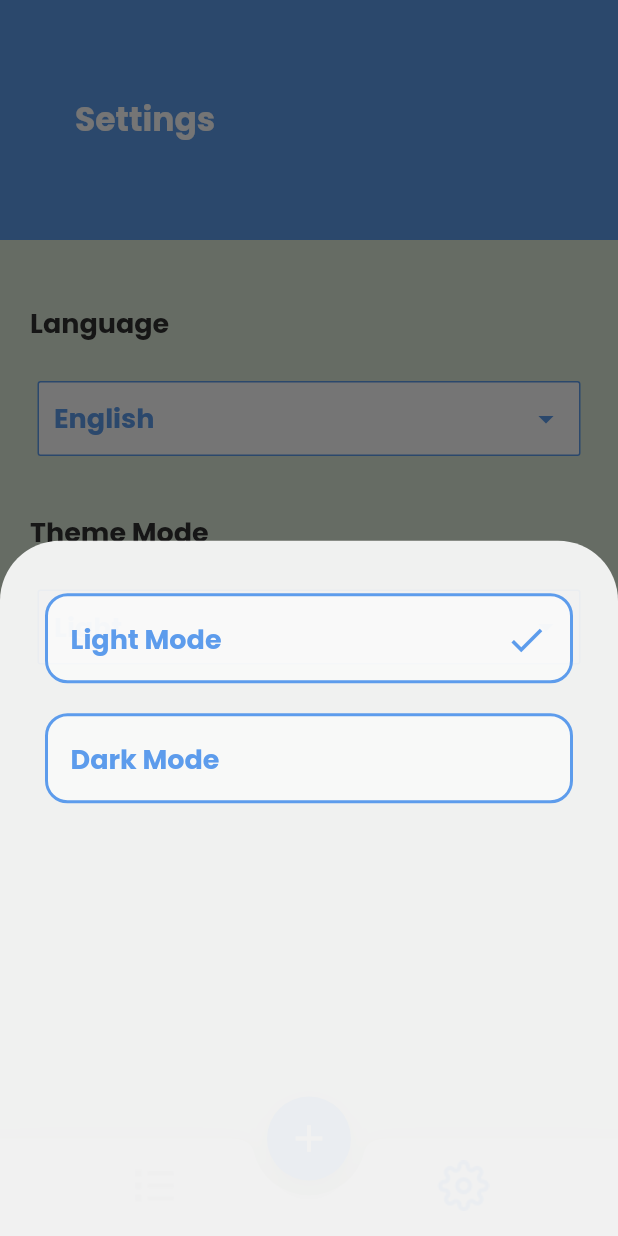
After one commit to ibrahimagdy/to_do_list_application, a Flutter app: the HomeLayout screen opened by its route, item 2 of the bottom bar chosen, after a tap on "Light", on a phone screen of 412 x 824 dp. The commit adds this screen. Run offline on Flutter 3.47's test engine with Material 2 defaults, Android fonts, the phone set to English and light mode, and no system bars; our stand-ins replace bot_toast, calendar_timeline, cloud_firestore, firebase_auth, firebase_core, flutter_easyloading and 2 more; accounts and stored records are empty.

Commit message:
Settings Screen

```diff
--- a/lib/core/theme/application_theme.dart
+++ b/lib/core/theme/application_theme.dart
@@ -50,6 +50,11 @@
             fontSize: 22,
             color: Colors.white,
           ),
+          titleMedium: GoogleFonts.poppins(
+            fontWeight: FontWeight.bold,
+            fontSize: 18,
+            color: primaryColor,
+          ),
           bodyLarge: GoogleFonts.poppins(
             fontSize: 18,
             fontWeight: FontWeight.bold,
@@ -68,7 +73,9 @@
       floatingActionButtonTheme: FloatingActionButtonThemeData(
         backgroundColor: primaryColor,
       ),
-  );
+      bottomSheetTheme: BottomSheetThemeData(
+        backgroundColor: Colors.white.withOpacity(0.9),
+      ));
 
   static ThemeData darkTheme = ThemeData(
     primaryColor: primaryColor,
--- a/lib/pages/home_screen/home_screen.dart
+++ b/lib/pages/home_screen/home_screen.dart
@@ -40,13 +40,14 @@
               decoration: BoxDecoration(
                 color: Colors.white54,
                 borderRadius: BorderRadius.circular(8.0),
-              ), // Set the background color for inactive days
+              ),
               child: CalendarTimeline(
                 initialDate: DateTime.now(),
                 firstDate: DateTime.now(),
                 lastDate: DateTime.now().add(const Duration(days: 365)),
                 onDateSelected: (date) {
                   selectedDate = date;
+                  setState(() {});
                 },
                 leftMargin: 20,
                 monthColor: Colors.white,
@@ -54,7 +55,6 @@
                 activeDayColor: theme.primaryColor,
                 activeBackgroundDayColor: Colors.white,
                 dotsColor: theme.primaryColor,
-                selectableDayPredicate: (date) => date.day != 23,
                 locale: 'en_ISO',
               ),
             ),
--- a/lib/pages/settings_screen/settings_screen.dart
+++ b/lib/pages/settings_screen/settings_screen.dart
@@ -1,4 +1,7 @@
 import 'package:flutter/material.dart';
+import 'package:to_do_application/pages/settings_screen/widgets/language_bottom_sheet.dart';
+import 'package:to_do_application/pages/settings_screen/widgets/settings_item.dart';
+import 'package:to_do_application/pages/settings_screen/widgets/theme_bottom_sheet.dart';
 
 class SettingsScreen extends StatelessWidget {
   const SettingsScreen({super.key});
@@ -6,7 +9,9 @@
   @override
   Widget build(BuildContext context) {
     var theme = Theme.of(context);
-    return Container(
+    return Column(
+      children: [
+        Container(
           alignment: Alignment.centerLeft,
           padding: const EdgeInsets.symmetric(horizontal: 50),
           color: theme.primaryColor,
@@ -16,6 +21,42 @@
             "Settings",
             style: theme.textTheme.titleLarge,
           ),
+        ),
+        const SizedBox(height: 30),
+        SettingsItem(
+          settingOptionTitle: "Language",
+          settingOptionSelected: "English",
+          onTabOption: () {
+            showLanguageBottomSheet(context);
+          },
+        ),
+        SettingsItem(
+          settingOptionTitle: "Theme Mode",
+          settingOptionSelected: "Light",
+          onTabOption: () {
+            showThemeBottomSheet(context);
+          },
+        ),
+      ],
+    );
+  }
+
+  void showLanguageBottomSheet(context) {
+    showModalBottomSheet(
+        context: context,
+        builder: (context) => LanguageBottomSheet(),
+        shape: const RoundedRectangleBorder(
+          borderRadius: BorderRadius.vertical(top: Radius.circular(40)),
+        ));
+  }
+
+  void showThemeBottomSheet(context) {
+    showModalBottomSheet(
+      context: context,
+      builder: (context) => ThemeBottomSheet(),
+      shape: const RoundedRectangleBorder(
+        borderRadius: BorderRadius.vertical(top: Radius.circular(40)),
+      ),
     );
   }
 }
--- /dev/null
+++ b/lib/pages/settings_screen/widgets/language_bottom_sheet.dart
@@ -0,0 +1,22 @@
+import 'package:flutter/material.dart';
+import 'package:to_do_application/pages/settings_screen/widgets/selected_option_widget.dart';
+import 'package:to_do_application/pages/settings_screen/widgets/unselected_option_widget.dart';
+
+class LanguageBottomSheet extends StatelessWidget {
+  const LanguageBottomSheet({super.key});
+
+  @override
+  Widget build(BuildContext context) {
+    return Container(
+      padding: const EdgeInsets.symmetric(horizontal: 30, vertical: 35),
+      child: const Column(
+        crossAxisAlignment: CrossAxisAlignment.start,
+        children: [
+          SelectedOptionWidget(selectedTitleOption: "English"),
+          SizedBox(height: 20),
+          UnselectedOptionWidget(unselectedTitleOption: "Arabic"),
+        ],
+      ),
+    );
+  }
+}
--- /dev/null
+++ b/lib/pages/settings_screen/widgets/selected_option_widget.dart
@@ -0,0 +1,38 @@
+import 'package:flutter/material.dart';
+
+class SelectedOptionWidget extends StatelessWidget {
+  final String selectedTitleOption;
+
+  const SelectedOptionWidget({super.key, required this.selectedTitleOption});
+
+  @override
+  Widget build(BuildContext context) {
+    var theme = Theme.of(context);
+    return Container(
+      height: 60,
+      padding: const EdgeInsets.all(15),
+      decoration: BoxDecoration(
+        border: Border.all(
+          color: theme.primaryColor,
+          width: 2,
+        ),
+        borderRadius: BorderRadius.circular(15),
+        color: Colors.white54,
+      ),
+      child: Row(
+        mainAxisAlignment: MainAxisAlignment.spaceBetween,
+        children: [
+          Text(
+            selectedTitleOption,
+            style: theme.textTheme.titleMedium,
+          ),
+          Icon(
+            Icons.check,
+            color: theme.primaryColor,
+            size: 28,
+          )
+        ],
+      ),
+    );
+  }
+}
--- /dev/null
+++ b/lib/pages/settings_screen/widgets/settings_item.dart
@@ -0,0 +1,63 @@
+import 'package:flutter/material.dart';
+
+typedef SettingsOptionClicked = void Function();
+
+class SettingsItem extends StatelessWidget {
+  final String settingOptionTitle;
+  final String settingOptionSelected;
+  final SettingsOptionClicked onTabOption;
+
+  const SettingsItem(
+      {super.key,
+      required this.settingOptionTitle,
+      required this.settingOptionSelected,
+      required this.onTabOption});
+
+  @override
+  Widget build(BuildContext context) {
+    var mediaQuery = MediaQuery.of(context).size;
+    var theme = Theme.of(context);
+    return Column(
+      crossAxisAlignment: CrossAxisAlignment.stretch,
+      children: [
+        Padding(
+          padding: const EdgeInsets.only(left: 20, top: 12),
+          child: Text(
+            settingOptionTitle,
+            textAlign: TextAlign.start,
+            style: theme.textTheme.bodyLarge!.copyWith(
+              color: const Color(0xff303030),
+            ),
+          ),
+        ),
+        GestureDetector(
+          onTap: onTabOption,
+          child: Container(
+            padding: const EdgeInsets.all(10),
+            margin: const EdgeInsets.all(25),
+            width: mediaQuery.width,
+            height: 50,
+            decoration: BoxDecoration(
+              color: theme.colorScheme.onPrimary,
+              borderRadius: BorderRadius.circular(2),
+              border: Border.all(color: theme.primaryColor),
+            ),
+            child: Row(
+              mainAxisAlignment: MainAxisAlignment.spaceBetween,
+              children: [
+                Text(
+                  settingOptionSelected,
+                  style: theme.textTheme.bodyLarge,
+                ),
+                Icon(
+                  Icons.arrow_drop_down,
+                  color: theme.colorScheme.primary,
+                ),
+              ],
+            ),
+          ),
+        ),
+      ],
+    );
+  }
+}
--- /dev/null
+++ b/lib/pages/settings_screen/widgets/theme_bottom_sheet.dart
@@ -0,0 +1,22 @@
+import 'package:flutter/material.dart';
+import 'package:to_do_application/pages/settings_screen/widgets/selected_option_widget.dart';
+import 'package:to_do_application/pages/settings_screen/widgets/unselected_option_widget.dart';
+
+class ThemeBottomSheet extends StatelessWidget {
+  const ThemeBottomSheet({super.key});
+
+  @override
+  Widget build(BuildContext context) {
+    return Container(
+      padding: const EdgeInsets.symmetric(horizontal: 30, vertical: 35),
+      child: const Column(
+        crossAxisAlignment: CrossAxisAlignment.start,
+        children: [
+          SelectedOptionWidget(selectedTitleOption: "Light Mode"),
+          SizedBox(height: 20),
+          UnselectedOptionWidget(unselectedTitleOption: "Dark Mode"),
+        ],
+      ),
+    );
+  }
+}
--- /dev/null
+++ b/lib/pages/settings_screen/widgets/unselected_option_widget.dart
@@ -0,0 +1,34 @@
+import 'package:flutter/material.dart';
+
+class UnselectedOptionWidget extends StatelessWidget {
+  final String unselectedTitleOption;
+
+  const UnselectedOptionWidget(
+      {super.key, required this.unselectedTitleOption});
+
+  @override
+  Widget build(BuildContext context) {
+    var theme = Theme.of(context);
+    return Container(
+      height: 60,
+      padding: const EdgeInsets.all(15),
+      decoration: BoxDecoration(
+        border: Border.all(
+          color: theme.primaryColor,
+          width: 2,
+        ),
+        borderRadius: BorderRadius.circular(15),
+        color: Colors.white54,
+      ),
+      child: Row(
+        mainAxisAlignment: MainAxisAlignment.spaceBetween,
+        children: [
+          Text(
+            unselectedTitleOption,
+            style: theme.textTheme.titleMedium,
+          ),
+        ],
+      ),
+    );
+  }
+}
--- a/pubspec.yaml
+++ b/pubspec.yaml
@@ -24,7 +24,8 @@
   flutter_easyloading: ^3.0.5
   bot_toast: ^4.1.3
   firebase_auth: ^4.10.1
-
+  localization: ^2.1.0
+  provider: ^6.0.5
 
 dev_dependencies:
   flutter_test:
```
Also changed, not shown: pubspec.lock. Lines whose indentation alone changed are shown as unchanged.
